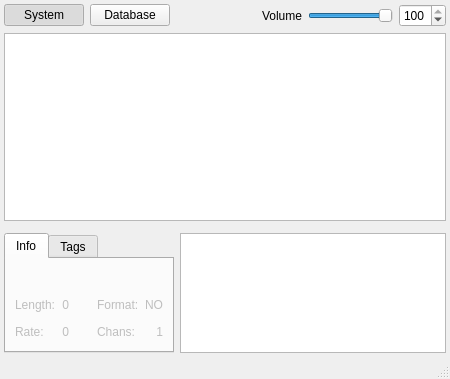
The window that src/main.ui (MaurizioB/SampleBrowse) describes before a commit, drawn with Qt 5.
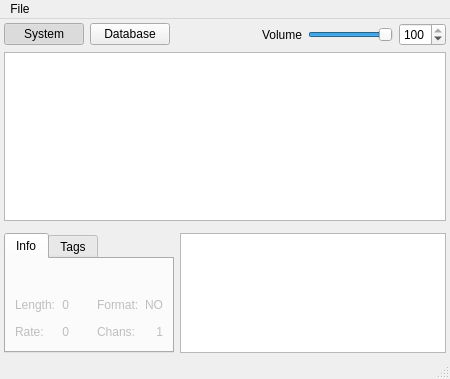
The same window after the commit. The open tabs and pages were chosen to show the change. Custom widgets are drawn as their Qt base class.

```diff
--- a/src/main.ui
+++ b/src/main.ui
@@ -361,6 +361,12 @@
      <height>28</height>
     </rect>
    </property>
+   <widget class="QMenu" name="menuFile">
+    <property name="title">
+     <string>File</string>
+    </property>
+   </widget>
+   <addaction name="menuFile"/>
   </widget>
   <widget class="QStatusBar" name="statusbar"/>
  </widget>
```
Left out of the diff: 9 changed lines with no effect on the pictures.
